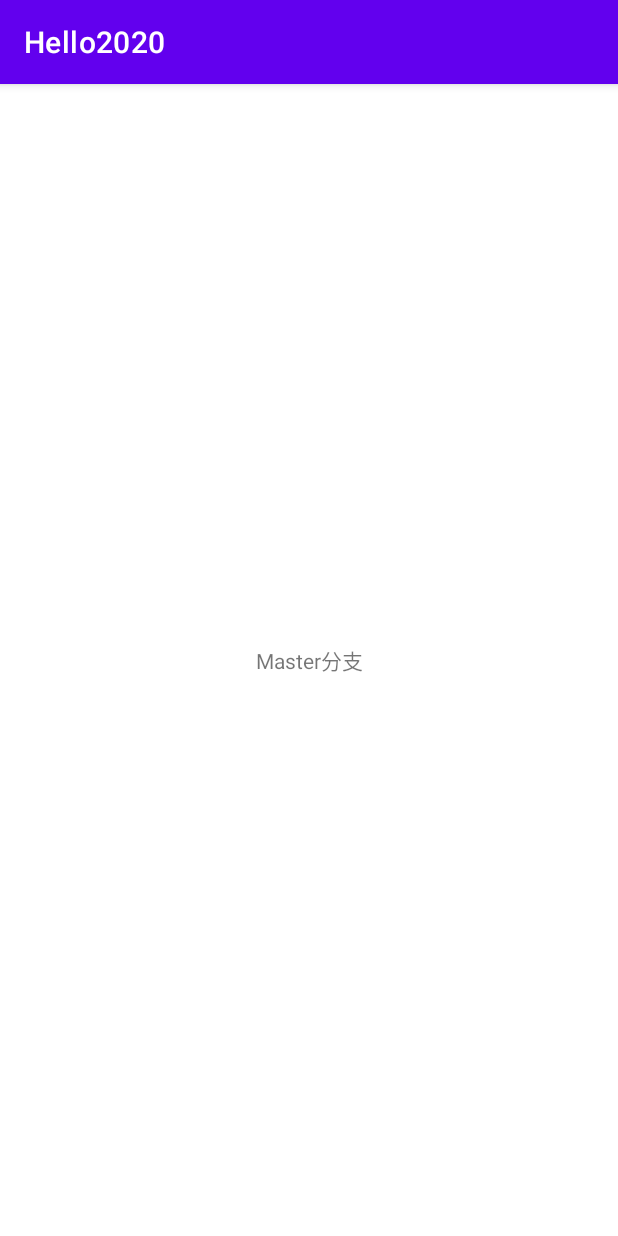
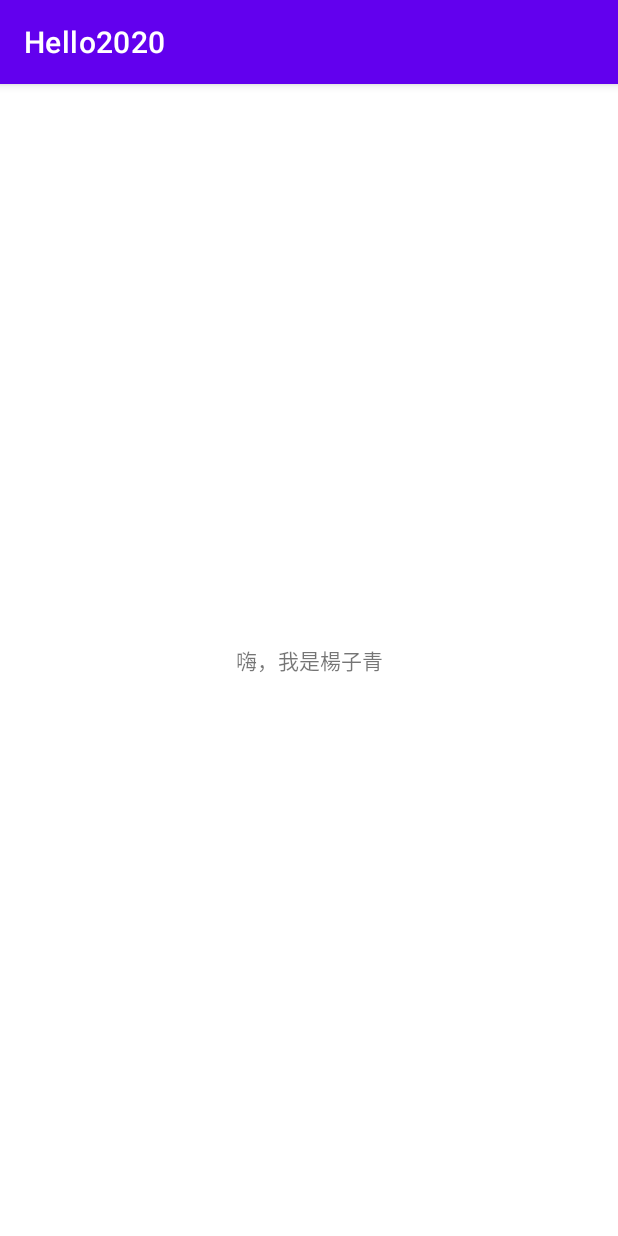
Before and after one commit to tcyang1971/Hello2020, an Android app: the screen it shows after launch (MainActivity), on a phone screen of 412 x 824 dp. Run offline under Robolectric (Android 15) with nearby library versions, the phone set to English and light mode, and no system bars.

Commit message:
合併後，再次修改txv顯示的文字

```diff
--- a/app/src/main/java/tw/edu/pu/csim/tcyang/hello2020/MainActivity.kt
+++ b/app/src/main/java/tw/edu/pu/csim/tcyang/hello2020/MainActivity.kt
@@ -10,9 +10,11 @@ class MainActivity : AppCompatActivity() {
         setContentView(R.layout.activity_main)
 
         var txv:TextView = findViewById<TextView>(R.id.txv)
-        txv.text = "Hello tcyang"
-        TestDEV()
-        TestMaster()
+        //txv.text = "Hello tcyang"
+        //TestDEV()
+        //TestMaster()
+        txv.setText("嗨，我是楊子青");
+
     }
 
     fun TestMaster() {
```
